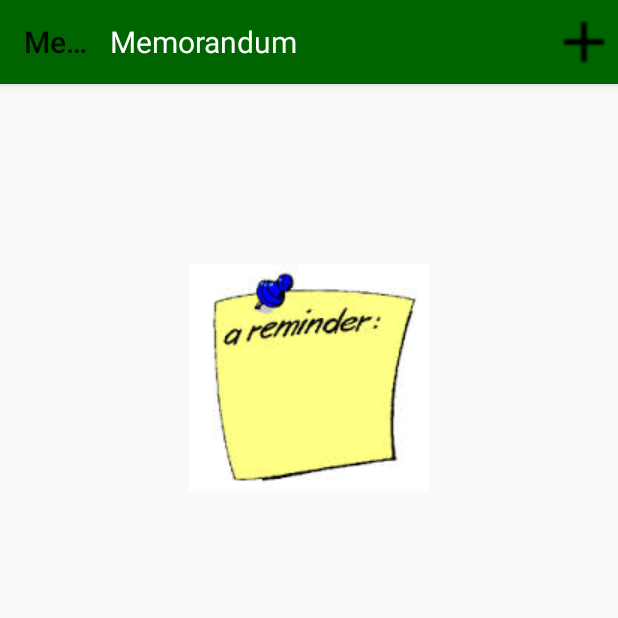
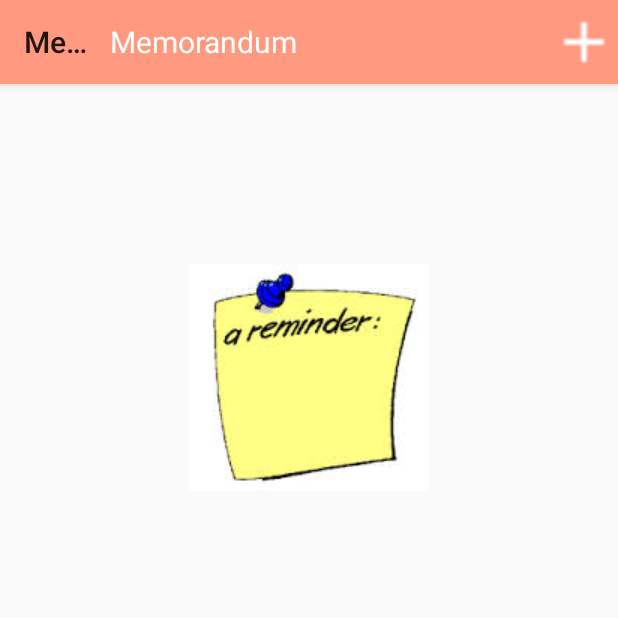
Before and after one commit to divyaRastogi29/LearningAndroid, an Android app: the screen it shows after launch (MainActivity), on a phone screen of 412 x 824 dp, the top half of it. Run offline under Robolectric (Android 15) with nearby library versions, the phone set to English and light mode, and no system bars.

Commit message:
change colors

```diff
--- a/NoteApp/app/src/main/res/layout/item_layout.xml
+++ b/NoteApp/app/src/main/res/layout/item_layout.xml
@@ -14,7 +14,8 @@
             android:layout_width="60dp"
             android:background="@drawable/circle"
             android:gravity="center"
-            android:textSize="30dp"/>
+            android:textSize="30dp"
+            android:textColor="@color/white"/>
         <TextView
             android:id="@+id/titleText"
             android:layout_width="match_parent"
--- a/NoteApp/app/src/main/res/values/colors.xml
+++ b/NoteApp/app/src/main/res/values/colors.xml
@@ -1,7 +1,7 @@
 <?xml version="1.0" encoding="utf-8"?>
 <resources>
-    <color name="colorPrimary">#006400</color>
-    <color name="colorPrimaryDark">#006400</color>
+    <color name="colorPrimary">#ff9980</color>
+    <color name="colorPrimaryDark">#ff9980</color>
     <color name="colorAccent">#FF4081</color>
     <color name="white">#FFFFFF</color>
     <color name="grey">#d3d3d3</color>
```
Also changed, not shown: NoteApp/app/src/main/res/drawable/plus.png.
